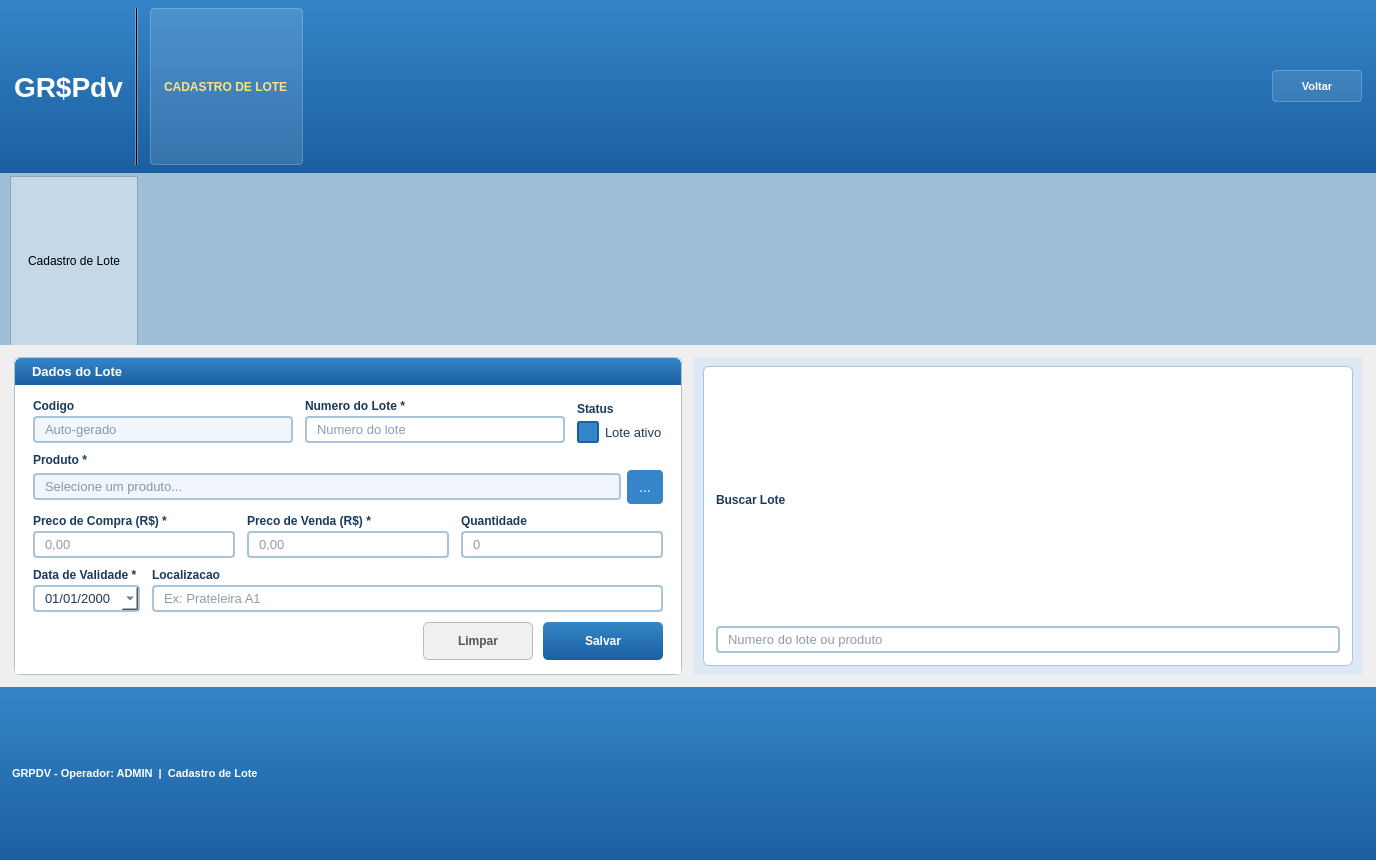
Above: ui/admin/cadastros/cadastro_lote.ui from iuryruansc/cspdv before the change. Below: the same form after it.
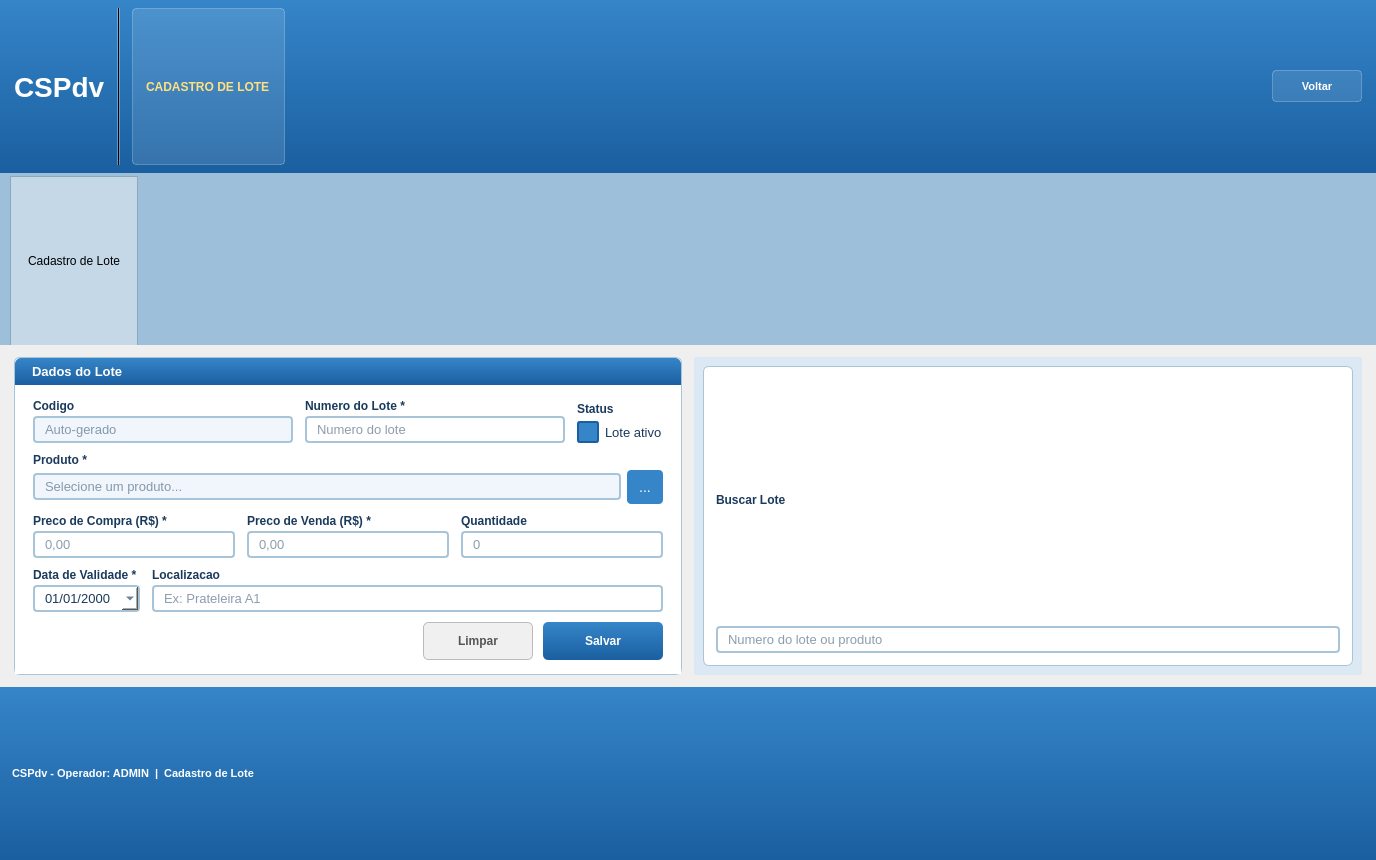
That is the form after the change.

Commit message: painel admin updating

```diff
--- a/ui/admin/cadastros/cadastro_lote.ui
+++ b/ui/admin/cadastros/cadastro_lote.ui
@@ -46,7 +46,7 @@
       <item>
        <widget class="QLabel" name="lblLogo">
         <property name="styleSheet"><string notr="true">color:white;font-size:28px;font-weight:bold;</string></property>
-        <property name="text"><string>GR$Pdv</string></property>
+        <property name="text"><string>CSPdv</string></property>
        </widget>
       </item>
       <item>
@@ -258,7 +258,7 @@
      <layout class="QHBoxLayout" name="statusHLayout">
       <property name="leftMargin"><number>12</number></property>
       <property name="rightMargin"><number>12</number></property>
-      <item><widget class="QLabel" name="lblStatusBar"><property name="styleSheet"><string notr="true">color:white;font-size:11px;font-weight:bold;</string></property><property name="text"><string>GRPDV - Operador: ADMIN  |  Cadastro de Lote</string></property></widget></item>
+      <item><widget class="QLabel" name="lblStatusBar"><property name="styleSheet"><string notr="true">color:white;font-size:11px;font-weight:bold;</string></property><property name="text"><string>CSPdv - Operador: ADMIN  |  Cadastro de Lote</string></property></widget></item>
       <item><spacer name="statusSpacer"><property name="orientation"><enum>Qt::Horizontal</enum></property><property name="sizeHint" stdset="0"><size><width>40</width><height>10</height></size></property></spacer></item>
      </layout>
     </widget>
```
Left out of the diff: 2 changed lines with no effect on the pictures. The commit also changes 43 other files.
